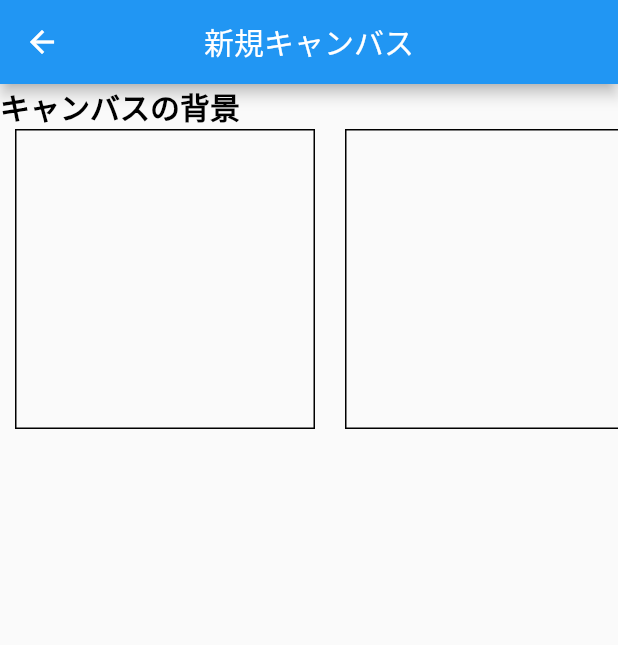
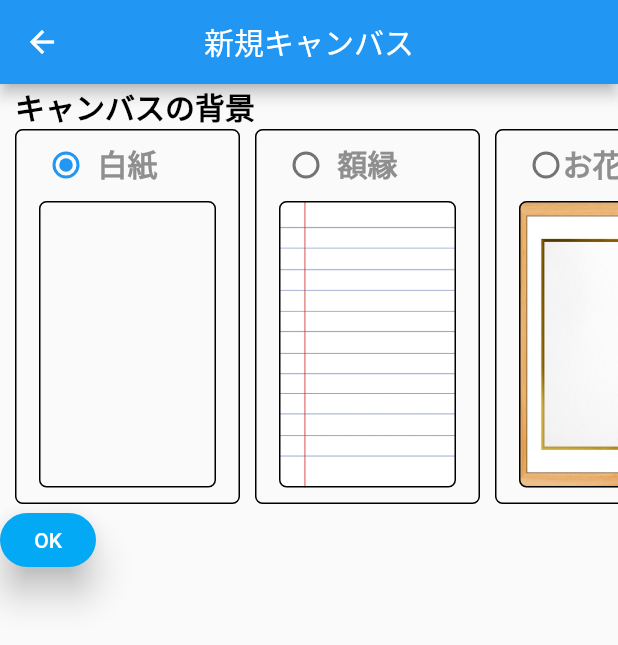
Before and after one commit to KimiMasa1021/HandWrittenMemo-App, a Flutter app: the PaintSetUp screen opened directly, on a phone screen of 412 x 824 dp. Shown: the top 645 px of the screen. Run offline on Flutter 3.47's test engine with Material 2 defaults, Android fonts, the phone set to English and light mode, and no system bars; our stand-ins replace cached_network_image, cloud_firestore, dotted_border, firebase_auth, firebase_core, firebase_storage and 7 more; missing offline and left inert: gesture_x_detector, unity_ads_plugin; accounts and stored records are empty; network calls fail.

Commit message:
バグ修正

```diff
--- a/lib/common/common.dart
+++ b/lib/common/common.dart
@@ -6,7 +6,11 @@ var textInputDecoration = OutlineInputBorder(
     color: Colors.black,
   ),
 );
-
+var textStyleBold15Gray = const TextStyle(
+  fontSize: 15,
+  fontWeight: FontWeight.bold,
+  color: Color.fromARGB(255, 143, 143, 143),
+);
 var textStyleBold20 = const TextStyle(
   fontSize: 20,
   fontWeight: FontWeight.bold,
--- /dev/null
+++ b/lib/model/paint_setup_state.dart
@@ -0,0 +1,13 @@
+import 'dart:io';
+
+import 'package:freezed_annotation/freezed_annotation.dart';
+
+part 'paint_setup_state.freezed.dart';
+
+@freezed
+class PaintSetUpState with _$PaintSetUpState {
+  factory PaintSetUpState({
+    File? image,
+    @Default("") String type,
+  }) = _PaintSetUpState;
+}
--- a/lib/providers/general_providers.dart
+++ b/lib/providers/general_providers.dart
@@ -8,10 +8,10 @@ import 'package:zen03/model/user_model.dart';
 import 'package:zen03/repository/picture_repository.dart';
 
 import '../controller/auth_controller.dart';
-import '../controller/draw_move_controller.dart';
-import '../model/draw_move_state.dart';
+import '../controller/paint_setup_controller.dart';
 import '../model/draw_state.dart';
 import '../model/home_state.dart';
+import '../model/paint_setup_state.dart';
 import '../repository/auth_repository.dart';
 
 //　FireBaseAuthのインスタンス
@@ -35,9 +35,9 @@ final drawControllerProvider =
     StateNotifierProvider.autoDispose<DrawController, DrawState>(
         //autoDispose 画面遷移から戻ってきたときに値をリセットしてくれる自動で
         (ref) => DrawController());
-final drawMoveController =
-    StateNotifierProvider.autoDispose<DrawMoveController, DrawMoveState>(
-        (ref) => DrawMoveController());
+final paintSetUpControllerProvider =
+    StateNotifierProvider.autoDispose<PaintSetUpController, PaintSetUpState>(
+        (ref) => PaintSetUpController());
 final homeControllerProvider =
     StateNotifierProvider<HomeController, HomeState>((ref) => HomeController());
 
--- a/lib/screens/Paint/paint_save_dialog.dart
+++ b/lib/screens/Paint/paint_save_dialog.dart
@@ -95,10 +95,10 @@ class PaintSaveDialog extends HookConsumerWidget {
                       onFailed: (placementId, error, message) => debugPrint(
                           'Load Failed $placementId: $error $message'),
                     );
-                    Navigator.push(
+                    await Navigator.pushAndRemoveUntil(
                         context,
-                        MaterialPageRoute(
-                            builder: (context) => const HomeScreen()));
+                        MaterialPageRoute(builder: (_) => const HomeScreen()),
+                        (route) => false);
                   },
                   style: ElevatedButton.styleFrom(
                     primary: const Color.fromARGB(199, 191, 255, 255),
--- a/lib/screens/Paint/paint_setUp.dart
+++ b/lib/screens/Paint/paint_setUp.dart
@@ -1,17 +1,26 @@
 import 'package:flutter/material.dart';
-import 'package:flutter/src/foundation/key.dart';
-import 'package:flutter/src/widgets/framework.dart';
+import 'package:hooks_riverpod/hooks_riverpod.dart';
+import 'package:zen03/screens/Paint/paint_screen.dart';
 
 import '../../common/common.dart';
+import '../../providers/general_providers.dart';
+import 'paint_setup_back.dart';
+import 'paint_setup_back2.dart';
 
-class PaintSetUp extends StatelessWidget {
+class PaintSetUp extends HookConsumerWidget {
   const PaintSetUp({Key? key}) : super(key: key);
 
   @override
-  Widget build(BuildContext context) {
+  Widget build(BuildContext context, WidgetRef ref) {
+    final pictureRepository = ref.watch(pictureRepositoryProvider);
+    final drawControl = ref.watch(drawControllerProvider.notifier);
+
+    final PaintSetUpController =
+        ref.watch(paintSetUpControllerProvider.notifier);
+    final state = ref.watch(paintSetUpControllerProvider);
     return Scaffold(
       appBar: AppBar(
-        title: Text(
+        title: const Text(
           "新規キャンバス",
         ),
         centerTitle: true,
@@ -22,25 +31,60 @@ class PaintSetUp extends StatelessWidget {
         child: Column(
           crossAxisAlignment: CrossAxisAlignment.start,
           children: [
-            Text(
-              "キャンバスの背景",
-              style: textStyleBold20,
+            Padding(
+              padding: const EdgeInsets.only(left: 10),
+              child: Text(
+                "キャンバスの背景",
+                style: textStyleBold20,
+              ),
             ),
             SizedBox(
-              height: 200,
+              height: 250,
               width: double.infinity,
-              child: ListView.builder(
-                itemCount: 10,
+              child: ListView(
                 scrollDirection: Axis.horizontal,
-                itemBuilder: (BuildContext context, int index) {
-                  return Container(
-                    margin: EdgeInsets.symmetric(horizontal: 10),
-                    width: 200,
-                    decoration: BoxDecoration(border: Border.all()),
-                  );
+                children: [
+                  const SizedBox(width: 10),
+                  PaintSetUpBack(
+                    title: "白紙",
+                  ),
+                  PaintSetUpBack(
+                    title: "額縁",
+                    img: "assets/back1.jpg",
+                  ),
+                  PaintSetUpBack(
+                    title: "お花１",
+                    img: "assets/back2.jpg",
+                  ),
+                  PaintSetUpBack(
+                    title: "お花２",
+                    img: "assets/back3.jpg",
+                  ),
+                  PaintSetUpBack(
+                    title: "お花３",
+                    img: "assets/back4.jpg",
+                  ),
+                  const PaintSetUpBack2(),
+                ],
+              ),
+            ),
+            ElevatedButton(
+                style: ElevatedButton.styleFrom(
+                    primary: Colors.lightBlue,
+                    elevation: 10,
+                    shape: RoundedRectangleBorder(
+                      borderRadius: BorderRadius.circular(30.0),
+                    )),
+                onPressed: () {
+                  drawControl.clear();
+                  Navigator.push(context,
+                      MaterialPageRoute(builder: (BuildContext context) {
+                    return state.type != "fromDevice"
+                        ? PaintScreen(assetsUrl: state.type)
+                        : PaintScreen(file: state.image);
+                  }));
                 },
-              ),
-            )
+                child: const Text('OK')),
           ],
         ),
       ),
--- /dev/null
+++ b/lib/screens/Paint/paint_setup_back.dart
@@ -0,0 +1,80 @@
+import 'package:flutter/material.dart';
+import 'package:hooks_riverpod/hooks_riverpod.dart';
+import 'package:zen03/controller/paint_setup_controller.dart';
+import '../../common/common.dart';
+import '../../providers/general_providers.dart';
+
+class PaintSetUpBack extends HookConsumerWidget {
+  PaintSetUpBack({
+    Key? key,
+    required this.title,
+    this.img,
+  }) : super(key: key);
+
+  final String title;
+  String? img;
+
+  @override
+  Widget build(BuildContext context, WidgetRef ref) {
+    final PaintSetUpController =
+        ref.watch(paintSetUpControllerProvider.notifier);
+    final state = ref.watch(paintSetUpControllerProvider);
+
+    return Stack(
+      children: [
+        Container(
+          margin: const EdgeInsets.only(right: 10),
+          width: 150,
+          decoration: BoxDecoration(
+            border: Border.all(),
+            borderRadius: BorderRadius.circular(5),
+          ),
+          child: Column(
+            crossAxisAlignment: CrossAxisAlignment.center,
+            children: [
+              Padding(
+                padding: const EdgeInsets.only(top: 7),
+                child: Text(
+                  title,
+                  style: textStyleBold20Gray,
+                ),
+              ),
+              Expanded(
+                child: Padding(
+                  padding: const EdgeInsets.symmetric(
+                    horizontal: 15,
+                    vertical: 10,
+                  ),
+                  child: Container(
+                    decoration: BoxDecoration(
+                      border: Border.all(),
+                      image: img != null
+                          ? DecorationImage(
+                              image: AssetImage(img!),
+                              fit: BoxFit.cover,
+                            )
+                          : null,
+                      borderRadius: BorderRadius.circular(5),
+                    ),
+                  ),
+                ),
+              )
+            ],
+          ),
+        ),
+        Align(
+          alignment: const Alignment(-1, -1),
+          child: Padding(
+            padding: const EdgeInsets.symmetric(horizontal: 10),
+            child: Radio(
+              activeColor: Colors.blue,
+              value: img ?? "",
+              groupValue: state.type,
+              onChanged: PaintSetUpController.handleRadio,
+            ),
+          ),
+        )
+      ],
+    );
+  }
+}
--- a/pubspec.yaml
+++ b/pubspec.yaml
@@ -55,6 +55,8 @@ dependencies:
   flutter_launcher_icons: ^0.9.3
   gesture_x_detector: ^1.1.1
   pinch_zoom: ^1.0.0
+  dotted_border: ^2.0.0+2
+  image_picker: ^0.8.5+3
 
 dev_dependencies:
   flutter_test:
```
Also changed, not shown: lib/controller/draw_move_controller.dart (deleted, +0 -7 lines), lib/controller/paint_setup_controller.dart (added, +43 -0 lines), lib/main.dart (+6 -2 lines), lib/model/draw_move_state.dart (deleted, +0 -21 lines), lib/screens/Home/home.dart (+12 -8 lines), lib/screens/Paint/paint_back_dialog.dart (+7 -4 lines), lib/screens/Paint/paint_screen.dart (+25 -5 lines), lib/screens/Paint/paint_setup_back2.dart (added, +148 -0 lines), assets/back1.jpg (renamed from assets/note.jpg), assets/back2.jpg (added), assets/back3.jpg (added), assets/back4.jpg (added), lib/model/draw_move_state.freezed.dart (deleted), lib/model/paint_setup_state.freezed.dart (added), 1 more files, 1 other file.
